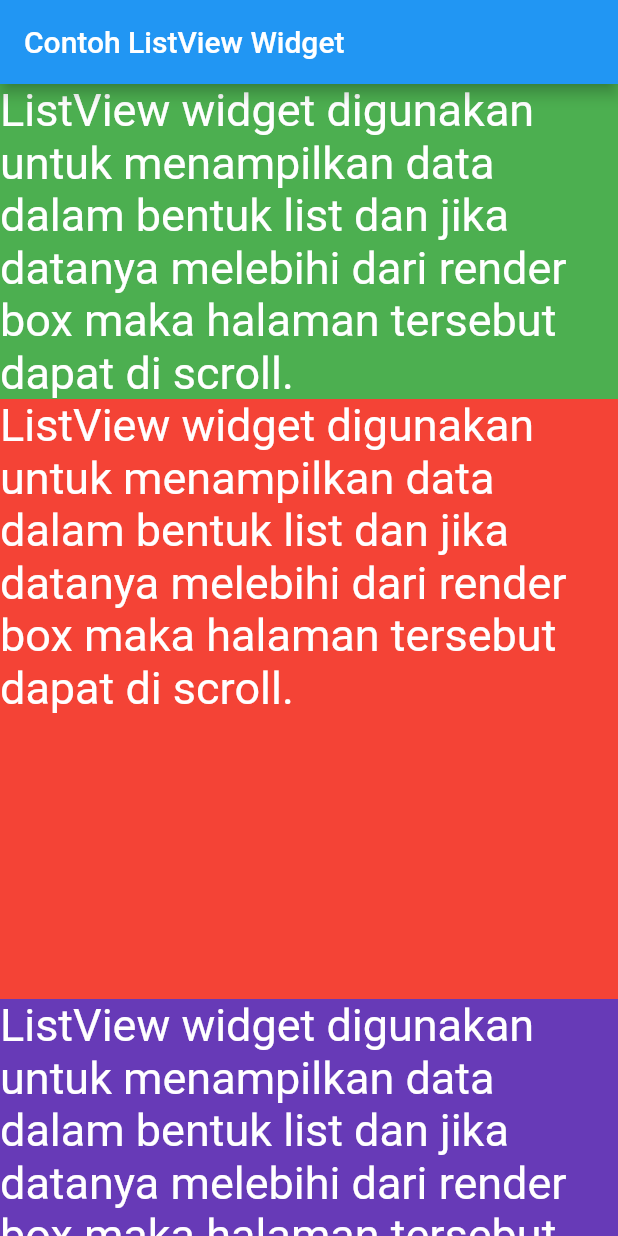
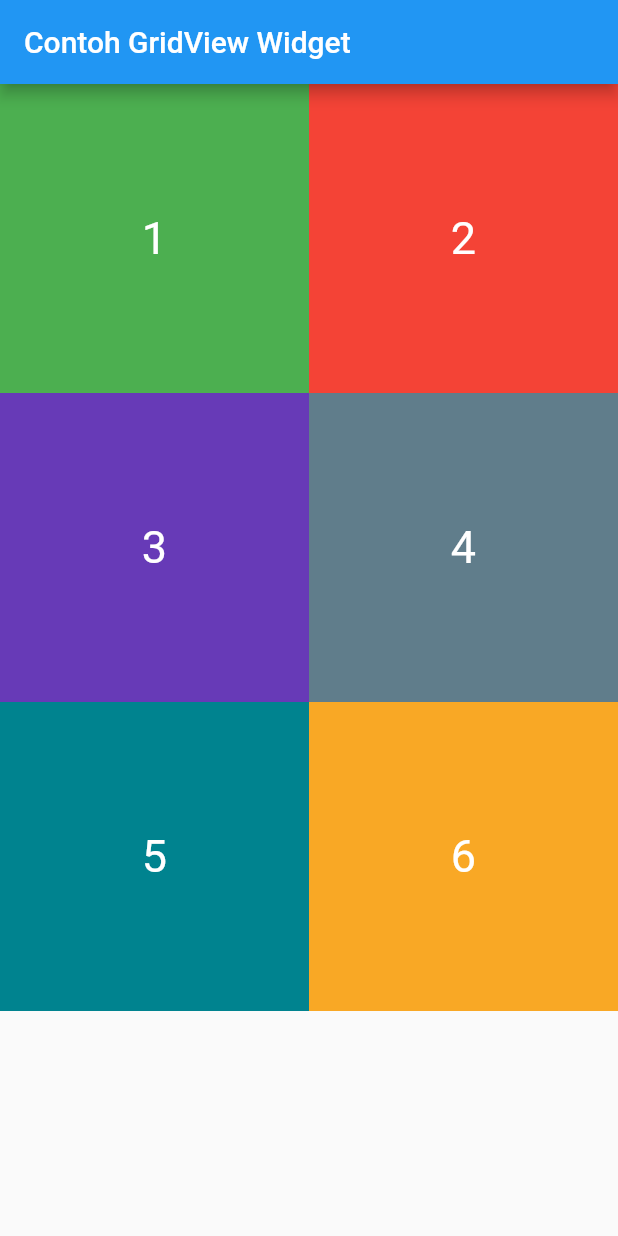
Before and after one commit to polinema-mobile/praktikum-02-layout-web-bola-putriwahyun, a Flutter app: the screen it shows after launch, on a phone screen of 412 x 824 dp. Run offline on Flutter 3.47's test engine with Material 2 defaults, Android fonts, the phone set to English and light mode, and no system bars.

Commit message:
Grid View

```diff
--- a/lib/main.dart
+++ b/lib/main.dart
@@ -11,29 +11,48 @@ class MyApp extends StatelessWidget {
       debugShowCheckedModeBanner: false,
       home: Scaffold(
         appBar: AppBar(
-          title: Text("Contoh ListView Widget"),
+          title: Text("Contoh GridView Widget"),
         ),
-        body: ListView(
+        body: GridView.count(
+          crossAxisCount: 2,
           children: <Widget>[
             Container(
               color: Colors.green,
-              alignment:Alignment.topLeft,
-              child: Text("ListView widget digunakan untuk menampilkan data dalam bentuk list dan jika datanya melebihi dari render box maka halaman tersebut dapat di scroll.",
-              style: TextStyle(fontSize:30,color: Colors.white)),
+              alignment:Alignment.center,
+              child: Text("1", style: TextStyle(fontSize:30,color: Colors.white)),
             ),
             Container(
               color: Colors.red,
-              alignment:Alignment.topLeft,
-              child: Text("ListView widget digunakan untuk menampilkan data dalam bentuk list dan jika datanya melebihi dari render box maka halaman tersebut dapat di scroll.",
-              style: TextStyle(fontSize:30,color: Colors.white)),
+              alignment:Alignment.center,
+              child: Text("2", style: TextStyle(fontSize:30,color: Colors.white)),
               height: 400.0,
               width: 300.0,
             ),
             Container(
               color: Colors.deepPurple,
-              alignment:Alignment.topLeft,
-              child: Text("ListView widget digunakan untuk menampilkan data dalam bentuk list dan jika datanya melebihi dari render box maka halaman tersebut dapat di scroll.",
-              style: TextStyle(fontSize:30,color: Colors.white)),
+              alignment:Alignment.center,
+              child: Text("3", style: TextStyle(fontSize:30,color: Colors.white)),
+              height: 200.0,
+              width: 200.0,
+            ),
+            Container(
+              color: Colors.blueGrey,
+              alignment:Alignment.center,
+              child: Text("4", style: TextStyle(fontSize:30,color: Colors.white)),
+              height: 200.0,
+              width: 200.0,
+            ),
+            Container(
+              color: Colors.cyan[800],
+              alignment:Alignment.center,
+              child: Text("5", style: TextStyle(fontSize:30,color: Colors.white)),
+              height: 200.0,
+              width: 200.0,
+            ),
+            Container(
+              color: Colors.yellow[800],
+              alignment:Alignment.center,
+              child: Text("6", style: TextStyle(fontSize:30,color: Colors.white)),
               height: 200.0,
               width: 200.0,
             ),
```
